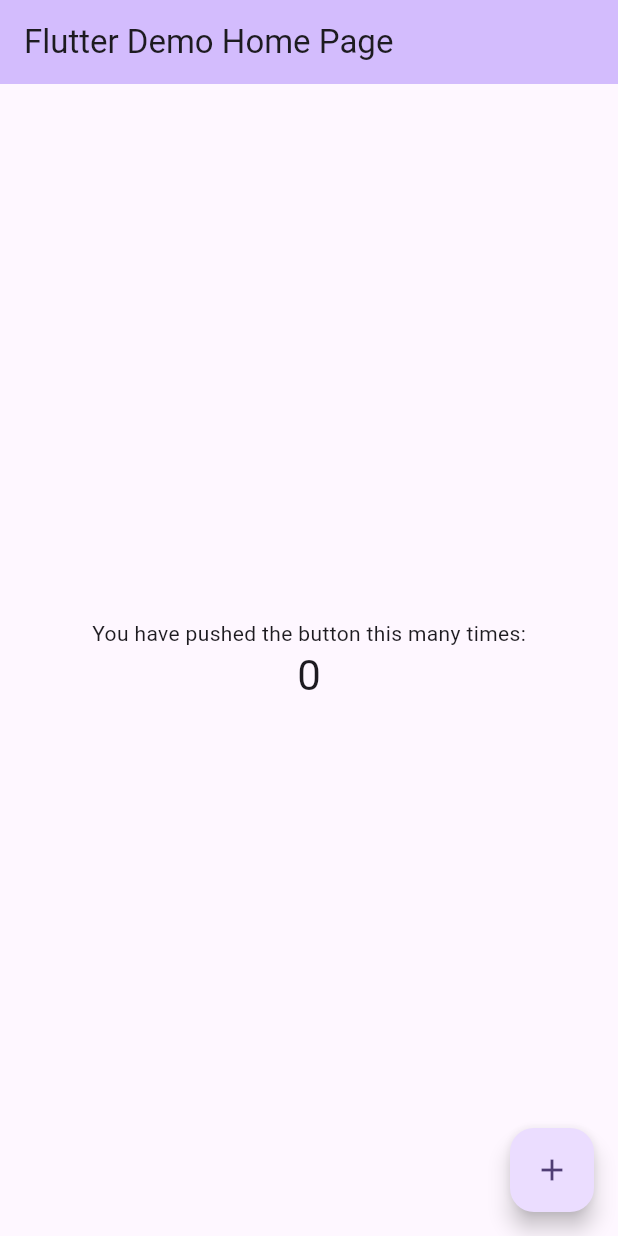
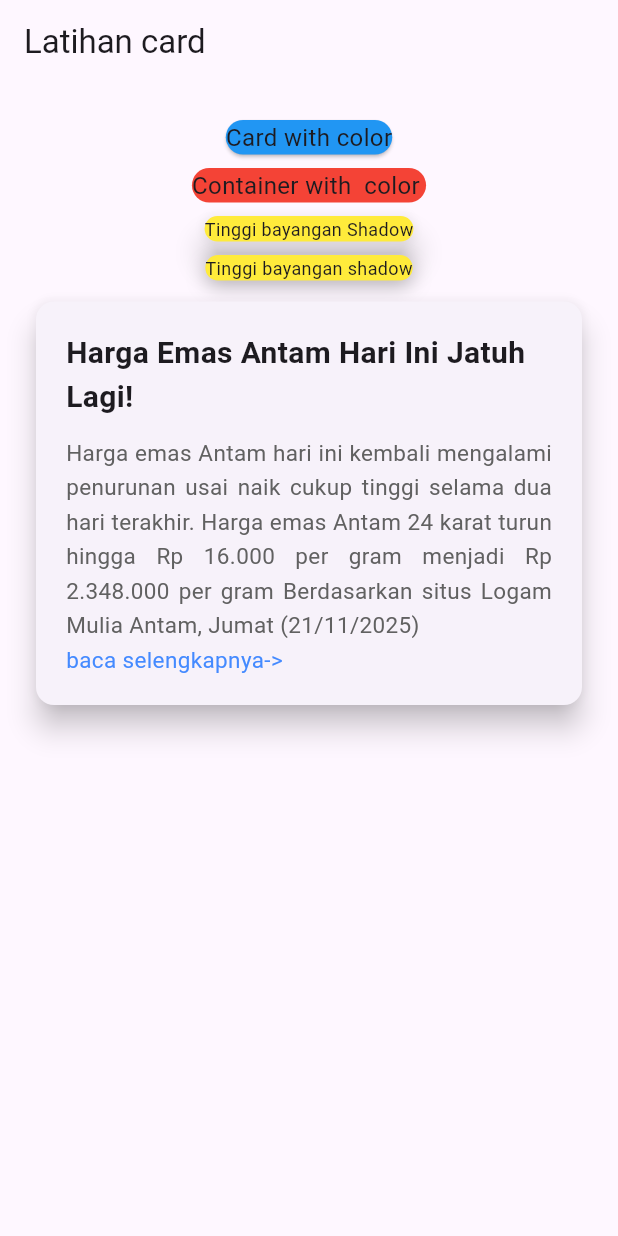
Before and after one commit to leovern123/week8_flutter, a Flutter app: the screen it shows after launch, on a phone screen of 412 x 824 dp. Run offline on Flutter 3.47's test engine with Material 3 defaults, Android fonts, the phone set to English and light mode, and no system bars.

Commit message:
menambahkan card isi berita, -sebelumnya lupa commit

```diff
--- a/lib/main.dart
+++ b/lib/main.dart
@@ -1,4 +1,5 @@
 import 'package:flutter/material.dart';
+import 'package:week8_card/pages/latihan_card.dart';
 
 void main() {
   runApp(const MyApp());
@@ -7,116 +8,18 @@
 class MyApp extends StatelessWidget {
   const MyApp({super.key});
 
-  // This widget is the root of your application.
   @override
   Widget build(BuildContext context) {
     return MaterialApp(
-      title: 'Flutter Demo',
-      theme: ThemeData(
-        // This is the theme of your application.
-        //
-        // TRY THIS: Try running your application with "flutter run". You'll see
-        // the application has a purple toolbar. Then, without quitting the app,
-        // try changing the seedColor in the colorScheme below to Colors.green
-        // and then invoke "hot reload" (save your changes or press the "hot
-        // reload" button in a Flutter-supported IDE, or press "r" if you used
-        // the command line to start the app).
-        //
-        // Notice that the counter didn't reset back to zero; the application
-        // state is not lost during the reload. To reset the state, use hot
-        // restart instead.
-        //
-        // This works for code too, not just values: Most code changes can be
-        // tested with just a hot reload.
-        colorScheme: ColorScheme.fromSeed(seedColor: Colors.deepPurple),
-      ),
-      home: const MyHomePage(title: 'Flutter Demo Home Page'),
+      title: "Dashboard card",
+      theme: ThemeData(useMaterial3: true),
+      home: LatihanCard(),
+      debugShowCheckedModeBanner: false,
+
+
     );
+
+
+
   }
 }
-
-class MyHomePage extends StatefulWidget {
-  const MyHomePage({super.key, required this.title});
-
-  // This widget is the home page of your application. It is stateful, meaning
-  // that it has a State object (defined below) that contains fields that affect
-  // how it looks.
-
-  // This class is the configuration for the state. It holds the values (in this
-  // case the title) provided by the parent (in this case the App widget) and
-  // used by the build method of the State. Fields in a Widget subclass are
-  // always marked "final".
-
-  final String title;
-
-  @override
-  State<MyHomePage> createState() => _MyHomePageState();
-}
-
-class _MyHomePageState extends State<MyHomePage> {
-  int _counter = 0;
-
-  void _incrementCounter() {
-    setState(() {
-      // This call to setState tells the Flutter framework that something has
-      // changed in this State, which causes it to rerun the build method below
-      // so that the display can reflect the updated values. If we changed
-      // _counter without calling setState(), then the build method would not be
-      // called again, and so nothing would appear to happen.
-      _counter++;
-    });
-  }
-
-  @override
-  Widget build(BuildContext context) {
-    // This method is rerun every time setState is called, for instance as done
-    // by the _incrementCounter method above.
-    //
-    // The Flutter framework has been optimized to make rerunning build methods
-    // fast, so that you can just rebuild anything that needs updating rather
-    // than having to individually change instances of widgets.
-    return Scaffold(
-      appBar: AppBar(
-        // TRY THIS: Try changing the color here to a specific color (to
-        // Colors.amber, perhaps?) and trigger a hot reload to see the AppBar
-        // change color while the other colors stay the same.
-        backgroundColor: Theme.of(context).colorScheme.inversePrimary,
-        // Here we take the value from the MyHomePage object that was created by
-        // the App.build method, and use it to set our appbar title.
-        title: Text(widget.title),
-      ),
-      body: Center(
-        // Center is a layout widget. It takes a single child and positions it
-        // in the middle of the parent.
-        child: Column(
-          // Column is also a layout widget. It takes a list of children and
-          // arranges them vertically. By default, it sizes itself to fit its
-          // children horizontally, and tries to be as tall as its parent.
-          //
-          // Column has various properties to control how it sizes itself and
-          // how it positions its children. Here we use mainAxisAlignment to
-          // center the children vertically; the main axis here is the vertical
-          // axis because Columns are vertical (the cross axis would be
-          // horizontal).
-          //
-          // TRY THIS: Invoke "debug painting" (choose the "Toggle Debug Paint"
-          // action in the IDE, or press "p" in the console), to see the
-          // wireframe for each widget.
-          mainAxisAlignment: MainAxisAlignment.center,
-          children: <Widget>[
-            const Text('You have pushed the button this many times:'),
-            Text(
-              '$_counter',
-              style: Theme.of(context).textTheme.headlineMedium,
-            ),
-          ],
-        ),
-      ),
-      floatingActionButton: FloatingActionButton(
-        onPressed: _incrementCounter,
-        tooltip: 'Increment',
-        child: const Icon(Icons.add),
-      ), // This trailing comma makes auto-formatting nicer for build methods.
-    );
-  }
-}
--- /dev/null
+++ b/lib/pages/card_sederhana.dart
@@ -0,0 +1,18 @@
+import 'package:flutter/material.dart';
+
+class cardsimpel extends StatelessWidget {
+  const cardsimpel({super.key});
+
+  @override
+  Widget build(BuildContext context) {
+    return Scaffold(
+        appBar: AppBar(
+          title: const Text("card sederhana"),
+          actions: const[],
+        ),
+      body: SingleChildScrollView(
+
+      ),
+    );
+  }
+}
--- /dev/null
+++ b/lib/pages/latihan_card.dart
@@ -0,0 +1,84 @@
+import 'package:flutter/material.dart';
+import 'package:week8_card/pages/latihan_card.dart';
+
+
+
+class LatihanCard extends StatelessWidget {
+  const LatihanCard({super.key});
+
+  @override
+  Widget build(BuildContext context) {
+    return Scaffold(
+      appBar: AppBar(
+        title: const Text("Latihan card "),
+        actions: const[],
+      ),
+      body:  SingleChildScrollView(
+        child: Container(
+          padding: const EdgeInsets.all(20.0),
+          child: Center(
+            child: Column(
+              mainAxisAlignment: MainAxisAlignment.center,
+              children: [
+                Card(
+                  color: Colors.blue,
+                  child: Text("Card with color",
+                  style: TextStyle(
+                    fontSize: 16.0,
+                   ),
+                  ),
+                ),
+                SizedBox(height: 5.0,),
+                Container(
+                  decoration: BoxDecoration(
+                    borderRadius: BorderRadius.circular(12.0),
+                    color: Colors.red,
+                  ),
+                  child:  Text("Container with  color ", style: TextStyle(fontSize: 16.0),),
+                ),
+              SizedBox(height: 5.0,),
+              Card(
+                elevation: 8,
+                color: Colors.yellow,
+                child: Text("Tinggi bayangan Shadow", style: TextStyle(fontSize: 12.0),),
+              ),
+                SizedBox(height: 5.0,),
+              Container(
+                decoration: BoxDecoration(
+                  color: Colors.yellow,
+                  borderRadius: BorderRadius.circular(16),
+                  boxShadow : [
+                    BoxShadow(color: Colors.black26, blurRadius: 10, offset: Offset(0, 4)),
+                  ],
+                ),
+                child: Text("Tinggi bayangan shadow", style: TextStyle(fontSize: 12.0)),),
+
+                SizedBox(height: 10.0,),
+                Card(
+                  elevation: 8,
+                  child:  Padding(padding: const EdgeInsets.all(20.0),
+                  child: Column(
+                    crossAxisAlignment: CrossAxisAlignment.start,
+                    children: [
+                      const Text('Harga Emas Antam Hari Ini Jatuh Lagi!', style: TextStyle(fontSize: 20, fontWeight: FontWeight.bold)),
+                      const SizedBox(height: 12),
+                      Text('Harga emas Antam hari ini kembali mengalami penurunan usai naik cukup tinggi selama dua hari terakhir. Harga emas Antam 24 karat turun hingga Rp 16.000 per gram menjadi Rp 2.348.000 per gram  Berdasarkan situs Logam Mulia Antam, Jumat (21/11/2025)',
+                        style: TextStyle(fontSize: 15,color: Colors.grey[700],height: 1.5),
+                        textAlign: TextAlign.justify,),
+                      const Text('baca selengkapnya->',style: TextStyle(fontSize: 15, color: Colors.blueAccent),textAlign: TextAlign.left,),
+
+                    ],
+                  ),
+                  ),
+
+                )
+
+              ],
+            ),
+
+          ),
+        ),
+      ),
+    );
+  }
+}
```
